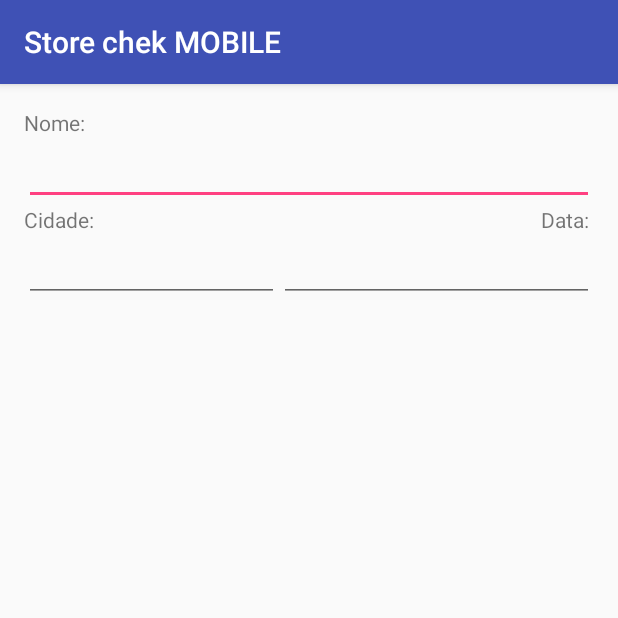
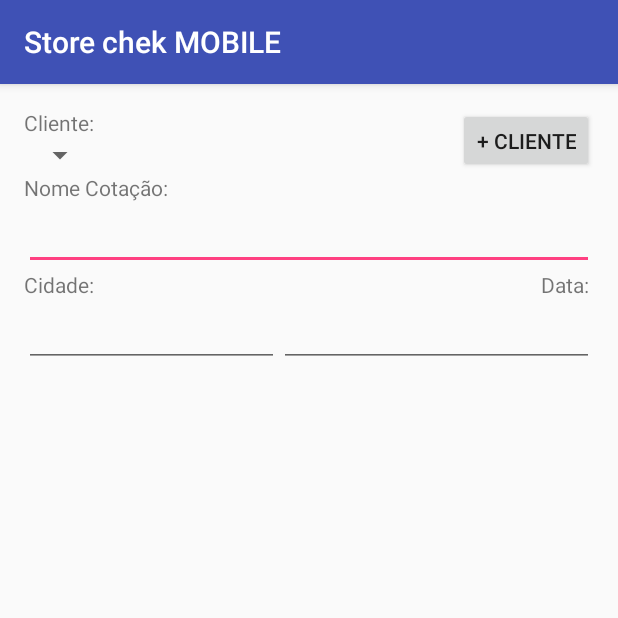
Before and after one commit to lucasaraujoo/StoreCheck, an Android app: the Cotar screen opened directly, with no data from a screen before it, on a phone screen of 412 x 824 dp, the top half of it. Run offline under Robolectric (Android 15) with nearby library versions, the phone set to English and light mode, and no system bars.

Commit message:
Recuperar objecto cotação no controlador Inserir data na classe Cotação de modo  Parcelable Inserir Spinner de Clientes no layout do cadastro de cotação Criar classe de clientes

```diff
--- a/app/src/main/res/layout/activity_cotar.xml
+++ b/app/src/main/res/layout/activity_cotar.xml
@@ -13,10 +13,36 @@
     <TextView
         android:layout_width="match_parent"
         android:layout_height="wrap_content"
-        android:text="Nome: "
-        android:id="@+id/textView2"/>
+        android:text="Cliente: "
+        android:id="@+id/textViewcCli"/>
+
+    <Spinner
+        android:layout_width="wrap_content"
+        android:layout_height="wrap_content"
+        android:id="@+id/spinnerClientes"
+        android:layout_below="@+id/textViewcCli"
+        android:layout_alignParentLeft="true"
+        android:layout_alignParentStart="true" />
+
+    <Button
+        style="?android:attr/buttonStyleSmall"
+        android:layout_width="wrap_content"
+        android:layout_height="wrap_content"
+        android:text="+ Cliente"
+        android:id="@+id/button"
+        android:layout_alignParentRight="true"
+        android:layout_alignParentEnd="true"
+        android:layout_above="@+id/textView2"
+        android:layout_alignRight="@+id/spinnerClientes" />
+
+    <TextView
+        android:layout_width="match_parent"
+        android:layout_height="wrap_content"
+        android:text="Nome Cotação: "
+        android:id="@+id/textView2"
+        android:layout_below="@+id/spinnerClientes" />
     <EditText
-        android:id="@+id/etNomeCliente"
+        android:id="@+id/etNomeCotacao"
         android:layout_width="match_parent"
         android:layout_height="wrap_content"
         android:layout_below="@+id/textView2"/>
@@ -24,7 +50,7 @@
         android:layout_width="wrap_content"
         android:layout_height="wrap_content"
         android:text="Cidade: "
-        android:layout_below="@+id/etNomeCliente"
+        android:layout_below="@+id/etNomeCotacao"
         android:id="@+id/textView3"/>
     <EditText
         android:layout_width="170dp"
@@ -35,7 +61,7 @@
         android:layout_width="wrap_content"
         android:layout_height="wrap_content"
         android:text="Data: "
-        android:layout_below="@+id/etNomeCliente"
+        android:layout_below="@+id/etNomeCotacao"
         android:layout_alignParentRight="true"
         android:gravity="right"
         android:layout_toRightOf="@+id/textView3"
@@ -59,5 +85,4 @@
     </LinearLayout>
 
 
-
 </RelativeLayout>
```
Also changed, not shown: app/src/main/java/badgears/storecheck/Controladores/ControladorCotacao.java (+30 -1 lines), app/src/main/java/badgears/storecheck/Modelos/MCliente.java (added, +51 -0 lines), app/src/main/java/badgears/storecheck/Modelos/MCotacao.java (+43 -30 lines).
